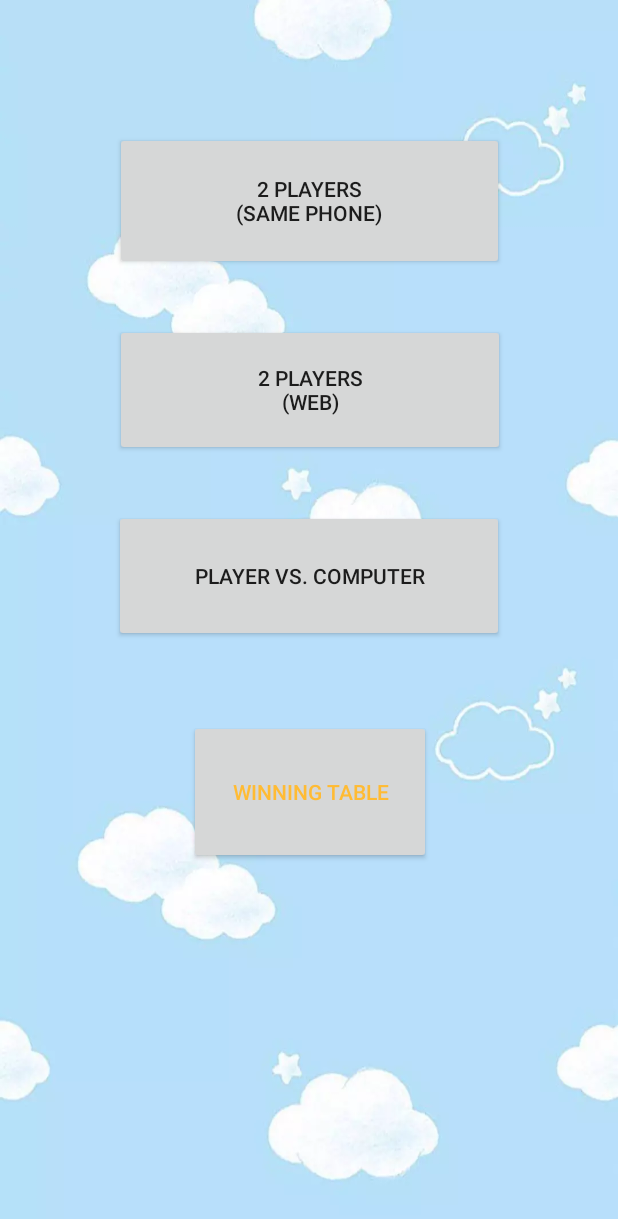
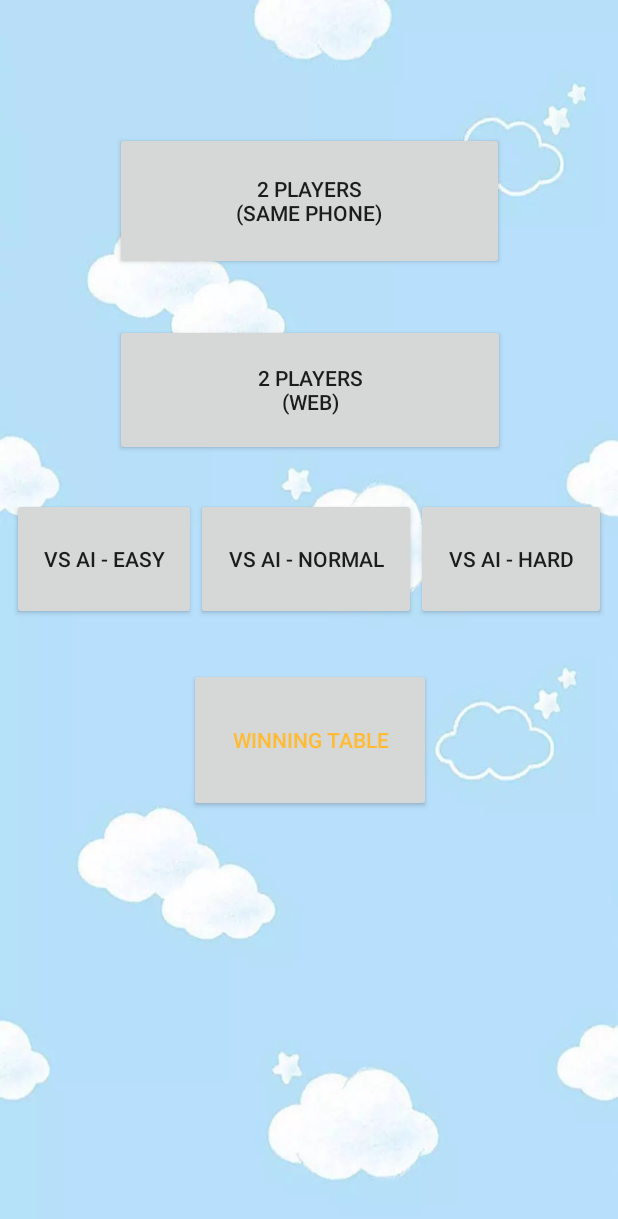
Before and after one commit to AdiHay/4inARow-Game, an Android app: the GameModeActivity screen opened directly, with no data from a screen before it, on a phone screen of 412 x 824 dp. Shown: the top 1219 px of the screen. Run offline under Robolectric (Android 15) with nearby library versions, the light colour scheme and no system bars; our stand-ins replace Firebase (no records; nobody signed in at launch, a user with empty details on screens opened directly).

Commit message:
Added AI mode support
also fixed the UI

```diff
--- a/app/src/main/java/com/example/exoli/a4inarow/BoardView.java
+++ b/app/src/main/java/com/example/exoli/a4inarow/BoardView.java
@@ -157,11 +157,6 @@ public class BoardView extends RelativeLayout {
         return col;
     }
 
-    /**
-     * toggle player indicator
-     *
-     * @param playerTurn next players value
-     */
     public void togglePlayer(int playerTurn) {
         p1.turn.setVisibility(playerTurn == AI.USER ? VISIBLE : INVISIBLE);
         p2.turn.setVisibility(playerTurn == AI.AI_USER ? VISIBLE : INVISIBLE);
@@ -214,7 +209,6 @@ public class BoardView extends RelativeLayout {
                         // winDisc.setImageResource(gameRules.getRule(GameRules.COIN2) == GameRules.Coin.RED ?
                         //R.drawable.win_yellow : R.drawable.win_red);
 
-
                     }
                     break;
                 default: {
--- a/app/src/main/java/com/example/exoli/a4inarow/Rule.java
+++ b/app/src/main/java/com/example/exoli/a4inarow/Rule.java
@@ -4,7 +4,7 @@ import com.example.exoli.a4inarow.classes.Game;
 
 abstract class Rule {
     private final int[] ruleIds;
-    private int selectId =0;
+    private int selectId = 0;
 
     // adi added
 /*
--- a/app/src/main/java/com/example/exoli/a4inarow/activities/GameModeActivity.java
+++ b/app/src/main/java/com/example/exoli/a4inarow/activities/GameModeActivity.java
@@ -17,7 +17,9 @@ public class GameModeActivity extends AppCompatActivity {
     private DatabaseReference db;
     private Button btnSamePhoneMode;
     private Button btnWebMode;
-    private Button btnVsComputer;
+    private Button btnVsAIEasy;
+    private Button btnVsAINormal;
+    private Button btnVsAIHard;
     private Button btnWinTable;
     private Button.OnClickListener ocl;
     private User user;
@@ -29,7 +31,7 @@ public class GameModeActivity extends AppCompatActivity {
 
         bindUI();
 
-        user = (User) getIntent().getSerializableExtra("user");
+        user = (User) getIntent().getSerializableExtra(getString(R.string.user));
 
         ocl = new View.OnClickListener() {
             @Override
@@ -42,8 +44,14 @@ public class GameModeActivity extends AppCompatActivity {
                     case R.id.btn_2players_web:
                         mode1on1Web();
                         break;
-                    case R.id.btn_1vscomputer:
-                        mode1VsComputer();
+                    case R.id.btn_1vs_ai_easy:
+                        mode1VsAI(0);
+                        break;
+                    case R.id.btn_1vs_ai_normal:
+                        mode1VsAI(1);
+                        break;
+                    case R.id.btn_1vs_ai_hard:
+                        mode1VsAI(2);
                         break;
                     case R.id.btn_winningtable:
                         modeWinningTable();
@@ -53,39 +61,47 @@ public class GameModeActivity extends AppCompatActivity {
 
         btnSamePhoneMode.setOnClickListener(ocl);
         btnWebMode.setOnClickListener(ocl);
-        btnVsComputer.setOnClickListener(ocl);
+        btnVsAIEasy.setOnClickListener(ocl);
+        btnVsAINormal.setOnClickListener(ocl);
+        btnVsAIHard.setOnClickListener(ocl);
         btnWinTable.setOnClickListener(ocl);
     }
 
     private void bindUI() {
         btnSamePhoneMode = (Button)findViewById(R.id.btn_2players_same);
         btnWebMode = (Button)findViewById(R.id.btn_2players_web);
-        btnVsComputer = (Button)findViewById(R.id.btn_1vscomputer);
+        btnVsAIEasy = (Button)findViewById(R.id.btn_1vs_ai_easy);
+        btnVsAINormal = (Button)findViewById(R.id.btn_1vs_ai_normal);
+        btnVsAIHard = (Button)findViewById(R.id.btn_1vs_ai_hard);
         btnWinTable = (Button)findViewById(R.id.btn_winningtable);
     }
 
     private void mode1on1SamePhone() {
         Intent intent = new Intent(GameModeActivity.this, GameActivity.class);
-        intent.putExtra("host", user);
-        intent.putExtra("guest", User.guest());
+        intent.putExtra(getString(R.string.ai_mode), false);
+        intent.putExtra(getString(R.string.host), user);
+        intent.putExtra(getString(R.string.guest), User.guest());
         startActivity(intent);
     }
 
     private void mode1on1Web() {
         Intent intent = new Intent(GameModeActivity.this, GameActivity.class);
-        intent.putExtra("user", user);
+        intent.putExtra(getString(R.string.ai_mode), false);
+        intent.putExtra(getString(R.string.user), user);
         startActivity(intent);
     }
 
-    private void mode1VsComputer() {
+    private void mode1VsAI(int level) {
         Intent intent = new Intent(GameModeActivity.this, GameActivity.class);
-        intent.putExtra("host", user);
+        intent.putExtra(getString(R.string.ai_mode), true);
+        intent.putExtra(getString(R.string.level), level);
+        intent.putExtra(getString(R.string.host), user);
         startActivity(intent);
     }
 
     private void modeWinningTable() {
         Intent intent = new Intent(GameModeActivity.this, WinningTableActivity.class);
-        intent.putExtra("user", user);
+        intent.putExtra(getString(R.string.user), user);
         startActivity(intent);
     }
 
--- a/app/src/main/res/layout/activity_game_mode.xml
+++ b/app/src/main/res/layout/activity_game_mode.xml
@@ -28,27 +28,51 @@
         app:layout_constraintStart_toStartOf="parent"
         app:layout_constraintTop_toBottomOf="@+id/btn_2players_same" />
 
-    <Button
-        android:id="@+id/btn_1vscomputer"
-        android:layout_width="260dp"
-        android:layout_height="88dp"
-        android:layout_marginTop="36dp"
-        android:text="@string/mode_1vscomp"
+    <LinearLayout
+        android:id="@+id/linearLayout"
+        android:layout_width="match_parent"
+        android:layout_height="81dp"
+        android:layout_marginEnd="8dp"
+        android:layout_marginStart="8dp"
+        android:layout_marginTop="28dp"
+        android:orientation="horizontal"
         app:layout_constraintEnd_toEndOf="parent"
-        app:layout_constraintHorizontal_bias="0.502"
+        app:layout_constraintHorizontal_bias="0.0"
         app:layout_constraintStart_toStartOf="parent"
-        app:layout_constraintTop_toBottomOf="@+id/btn_2players_web" />
+        app:layout_constraintTop_toBottomOf="@+id/btn_2players_web">
+
+        <Button
+            android:id="@+id/btn_1vs_ai_easy"
+            android:layout_width="wrap_content"
+            android:layout_height="match_parent"
+            android:layout_weight="1"
+            android:text="@string/mode_1vs_ai_easy" />
+
+        <Button
+            android:id="@+id/btn_1vs_ai_normal"
+            android:layout_width="wrap_content"
+            android:layout_height="match_parent"
+            android:layout_weight="1"
+            android:text="@string/mode_1vs_ai_normal" />
+
+        <Button
+            android:id="@+id/btn_1vs_ai_hard"
+            android:layout_width="wrap_content"
+            android:layout_height="match_parent"
+            android:layout_weight="1"
+            android:text="@string/mode_1vs_ai_hard" />
+    </LinearLayout>
 
     <Button
         android:id="@+id/btn_winningtable"
         android:layout_width="161dp"
         android:layout_height="96dp"
-        android:layout_marginTop="52dp"
+        android:layout_marginTop="32dp"
         android:text="@string/mode_winningtable"
         android:textColor="@android:color/holo_orange_light"
         app:layout_constraintEnd_toEndOf="parent"
         app:layout_constraintHorizontal_bias="0.502"
         app:layout_constraintStart_toStartOf="parent"
-        app:layout_constraintTop_toBottomOf="@+id/btn_1vscomputer" />
+        app:layout_constraintTop_toBottomOf="@+id/linearLayout" />
 
 </android.support.constraint.ConstraintLayout>
--- a/app/src/main/res/values/strings.xml
+++ b/app/src/main/res/values/strings.xml
@@ -21,7 +21,9 @@
     <string name="enter_username_error">Please enter a user name</string>
     <string name="mode_2players_same">2 players\n(Same phone)</string>
     <string name="mode_2players_web">2 players\n(Web)</string>
-    <string name="mode_1vscomp">player vs. Computer</string>
+    <string name="mode_1vs_ai_easy">VS AI - Easy</string>
+    <string name="mode_1vs_ai_normal">VS AI - Normal</string>
+    <string name="mode_1vs_ai_hard">VS AI - Hard</string>
     <string name="mode_winningtable">Winning table</string>
     <string name="opponent_ai">Computer</string>
     <string name="opponent_player">Friend</string>
@@ -36,9 +38,11 @@
     <string name="no">No</string>
     <string name="yes">Yes</string>
     <string name="back">Go Back?</string>
-
-    <!-- TODO: Remove or change this placeholder text -->
     <string name="hello_blank_fragment">Hello blank fragment</string>
     <string name="txt_winner">Winner:</string>
     <string name="txt_loser">Loser:</string>
+    <string name="level">level</string>
+    <string name="ai_mode">ai_mode</string>
+    <string name="host">host</string>
+    <string name="guest">guest</string>
 </resources>
```
Also changed, not shown: app/src/main/java/com/example/exoli/a4inarow/activities/GameActivity.java (+21 -0 lines).
